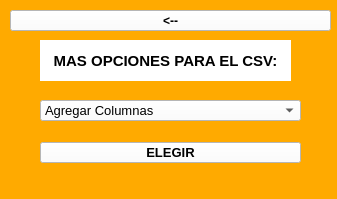
Above: CSV/interfaz/VentanaOpciones.ui from DanielRojas2002/PyQt5 before the change. Below: the same form after it.
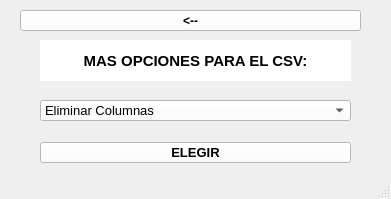
That is the form after the change.

Commit message: cambio opciones

What changed in the file:
```diff
--- a/CSV/interfaz/VentanaOpciones.ui
+++ b/CSV/interfaz/VentanaOpciones.ui
@@ -6,7 +6,7 @@
    <rect>
     <x>0</x>
     <y>0</y>
-    <width>337</width>
+    <width>391</width>
     <height>199</height>
    </rect>
   </property>
@@ -14,7 +14,7 @@
    <string>Opciones CSV</string>
   </property>
   <property name="styleSheet">
-   <string notr="true">background-color: rgb(255, 170, 0);</string>
+   <string notr="true"/>
   </property>
   <widget class="QWidget" name="centralwidget">
    <widget class="QLabel" name="titulo">
@@ -22,7 +22,7 @@
      <rect>
       <x>40</x>
       <y>40</y>
-      <width>251</width>
+      <width>311</width>
       <height>41</height>
      </rect>
     </property>
@@ -48,7 +48,7 @@
      <rect>
       <x>40</x>
       <y>142</y>
-      <width>261</width>
+      <width>311</width>
       <height>21</height>
      </rect>
     </property>
@@ -80,7 +80,7 @@
      <rect>
       <x>40</x>
       <y>100</y>
-      <width>261</width>
+      <width>311</width>
       <height>21</height>
      </rect>
     </property>
@@ -101,16 +101,6 @@
     <property name="styleSheet">
      <string notr="true">background-color: rgb(255, 255, 255);</string>
     </property>
-    <item>
-     <property name="text">
-      <string comment="ggggggggggg" extracomment="f">Agregar Columnas</string>
-     </property>
-    </item>
-    <item>
-     <property name="text">
-      <string>Agregar Registros</string>
-     </property>
-    </item>
     <item>
      <property name="text">
       <string>Eliminar Columnas</string>
@@ -160,9 +150,9 @@
    <widget class="QPushButton" name="regresar">
     <property name="geometry">
      <rect>
-      <x>10</x>
+      <x>20</x>
       <y>10</y>
-      <width>321</width>
+      <width>341</width>
       <height>21</height>
      </rect>
     </property>
```
Left out of the diff: 6 changed lines with no effect on the pictures. The commit also changes 5 other files.
